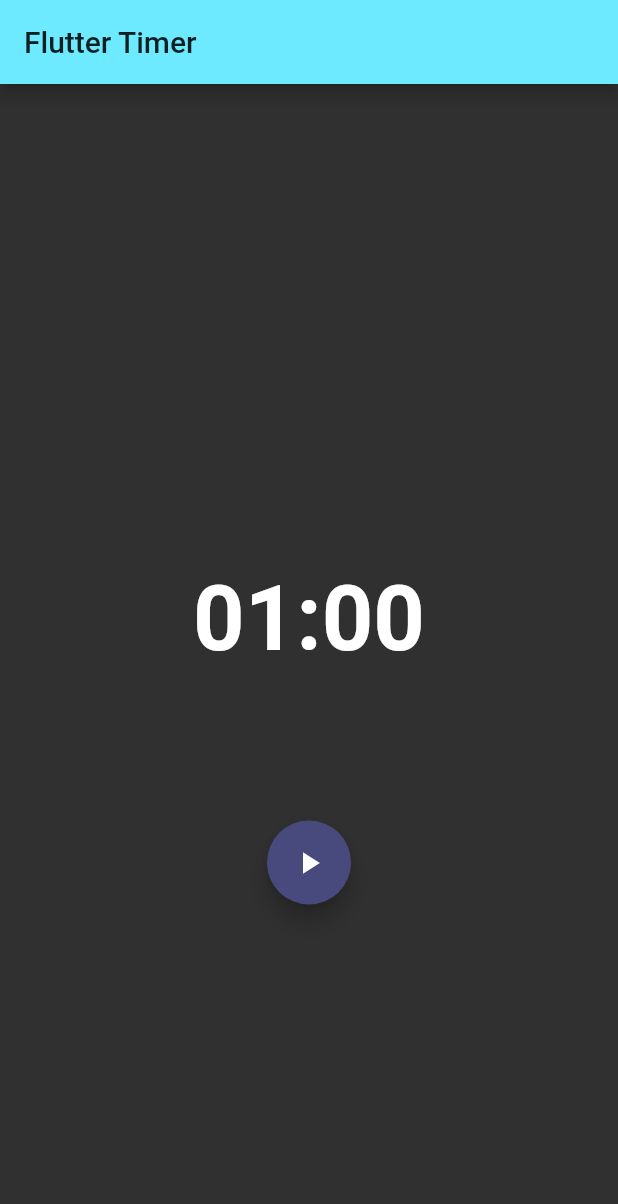
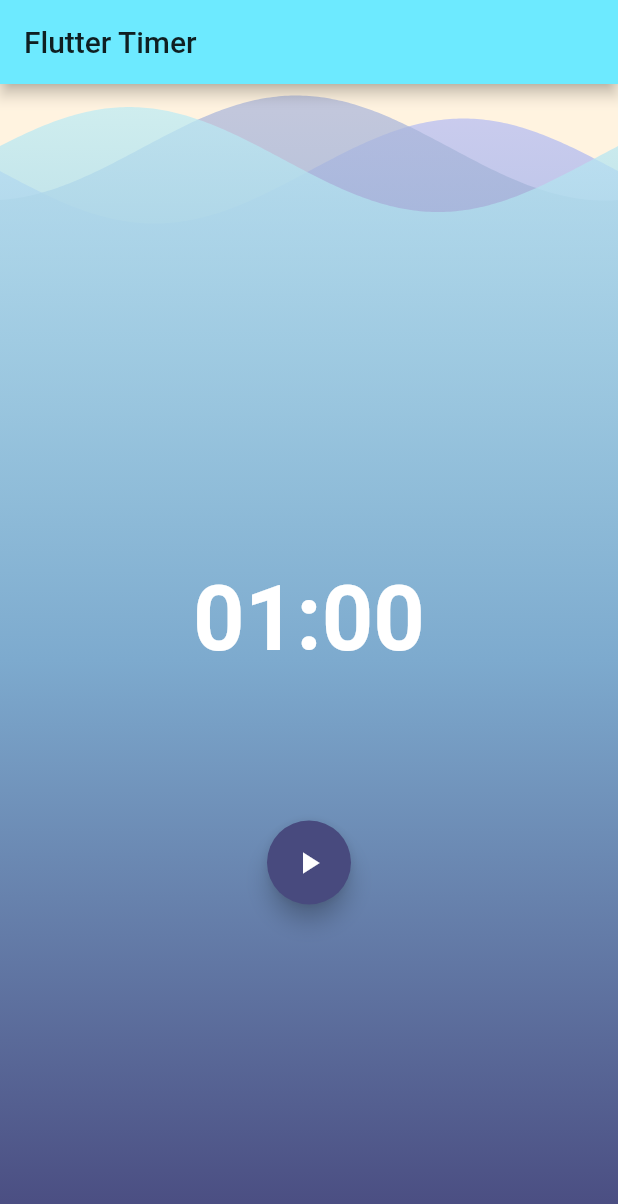
Before and after one commit to djeriko/flutter_timer, a Flutter app: the screen it shows after launch, on a phone screen of 412 x 824 dp. Shown: the top 1204 px of the screen. Run offline on Flutter 3.47's test engine with Material 2 defaults, Android fonts, the phone set to English and light mode, and no system bars; drawn by our look-alikes of wave; our stand-ins replace bloc, equatable, flutter_bloc.

Commit message:
added waves background

```diff
--- a/lib/actions.dart
+++ b/lib/actions.dart
@@ -7,7 +7,7 @@ class Actions extends StatelessWidget {
   @override
   Widget build(BuildContext context) {
     return Row(
-      mainAxisAlignment: MainAxisAlignment.center,
+      mainAxisAlignment: MainAxisAlignment.spaceEvenly,
       children: _mapStateToActionButtons(
         timerBloc: BlocProvider.of<TimerBloc>(context),
       ),
@@ -49,6 +49,13 @@ class Actions extends StatelessWidget {
         )
       ];
     }
+    if (currentState is TimerRunComplete) {
+      return [
+        FloatingActionButton(
+            onPressed: () => timerBloc.add(TimerReset()),
+            child: Icon(Icons.replay))
+      ];
+    }
     return [];
   }
 }
--- /dev/null
+++ b/lib/background.dart
@@ -0,0 +1,44 @@
+import 'package:flutter/material.dart';
+import 'package:wave/config.dart';
+import 'package:wave/wave.dart';
+
+class Background extends StatelessWidget {
+  @override
+  Widget build(BuildContext context) {
+    return WaveWidget(
+      config: CustomConfig(
+          gradients: [
+            [
+              Color.fromRGBO(72, 74, 126, 1),
+              Color.fromRGBO(125, 170, 206, 1),
+              Color.fromRGBO(184, 189, 245, 0.7)
+            ],
+            [
+              Color.fromRGBO(72, 74, 126, 1),
+              Color.fromRGBO(125, 170, 206, 1),
+              Color.fromRGBO(172, 182, 219, 0.7)
+            ],
+            [
+              Color.fromRGBO(72, 73, 126, 1),
+              Color.fromRGBO(125, 170, 206, 1),
+              Color.fromRGBO(190, 238, 246, 0.7)
+            ],
+          ],
+          durations: [
+            19440,
+            10800,
+            6000
+          ],
+          heightPercentages: [
+            0.03,
+            0.01,
+            0.02
+          ],
+          gradientBegin: Alignment.bottomCenter,
+          gradientEnd: Alignment.topCenter),
+      size: Size(double.infinity, double.infinity),
+      waveAmplitude: 25,
+      backgroundColor: Colors.orange[50],
+    );
+  }
+}
--- a/lib/timer.dart
+++ b/lib/timer.dart
@@ -1,6 +1,8 @@
 import 'package:flutter/material.dart';
 import 'package:flutter_bloc/flutter_bloc.dart';
+import 'package:flutter_timer/background.dart';
 import 'package:flutter_timer/bloc/timer_bloc.dart';
+import 'package:flutter_timer/actions.dart' as actions;
 
 class Timer extends StatelessWidget {
   static const TextStyle timerTextStyle = TextStyle(
@@ -12,7 +14,9 @@ class Timer extends StatelessWidget {
   Widget build(BuildContext context) {
     return Scaffold(
         appBar: AppBar(title: Text('Flutter Timer')),
-        body: Column(
+        body: Stack(children: [
+          Background(),
+          Column(
             mainAxisAlignment: MainAxisAlignment.center,
             crossAxisAlignment: CrossAxisAlignment.center,
             children: [
@@ -40,65 +44,10 @@ class Timer extends StatelessWidget {
               BlocBuilder<TimerBloc, TimerState>(
                 buildWhen: (previousState, state) =>
                     state.runtimeType != previousState.runtimeType,
-              builder: (context, state) => Actions(),
+                builder: (context, state) => actions.Actions(),
               )
             ],
-        ));
+          ),
+        ]));
   }
 }
-
-
-// import 'package:flutter/material.dart';
-// import 'package:flutter_bloc/flutter_bloc.dart';
-
-// import 'bloc/timer_bloc.dart';
-
-class Actions extends StatelessWidget {
-  @override
-  Widget build(BuildContext context) {
-    return Row(
-      mainAxisAlignment: MainAxisAlignment.center,
-      children: _mapStateToActionButtons(
-        timerBloc: BlocProvider.of<TimerBloc>(context),
-      ),
-    );
-  }
-
-  List<Widget> _mapStateToActionButtons({
-    TimerBloc timerBloc,
-  }) {
-    final TimerState currentState = timerBloc.state;
-    if (currentState is TimerInitial) {
-      return [
-        FloatingActionButton(
-          child: Icon(Icons.play_arrow),
-          onPressed: () =>
-              timerBloc.add(TimerStarted(duration: currentState.duration)),
-        )
-      ];
-    }
-    if (currentState is TimerRunInProgress) {
-      return [
-        FloatingActionButton(
-            onPressed: () => timerBloc.add(TimerPaused()),
-            child: Icon(Icons.pause)),
-        FloatingActionButton(
-            onPressed: () => timerBloc.add(TimerReset()),
-            child: Icon(Icons.replay))
-      ];
-    }
-    if (currentState is TimerRunPause) {
-      return [
-        FloatingActionButton(
-          onPressed: () => timerBloc.add(TimerResumed()),
-          child: Icon(Icons.play_arrow),
-        ),
-        FloatingActionButton(
-          onPressed: () => timerBloc.add(TimerReset()),
-          child: Icon(Icons.replay),
-        )
-      ];
-    }
-    return [];
-  }
-}
```
Lines whose indentation alone changed are shown as unchanged.
